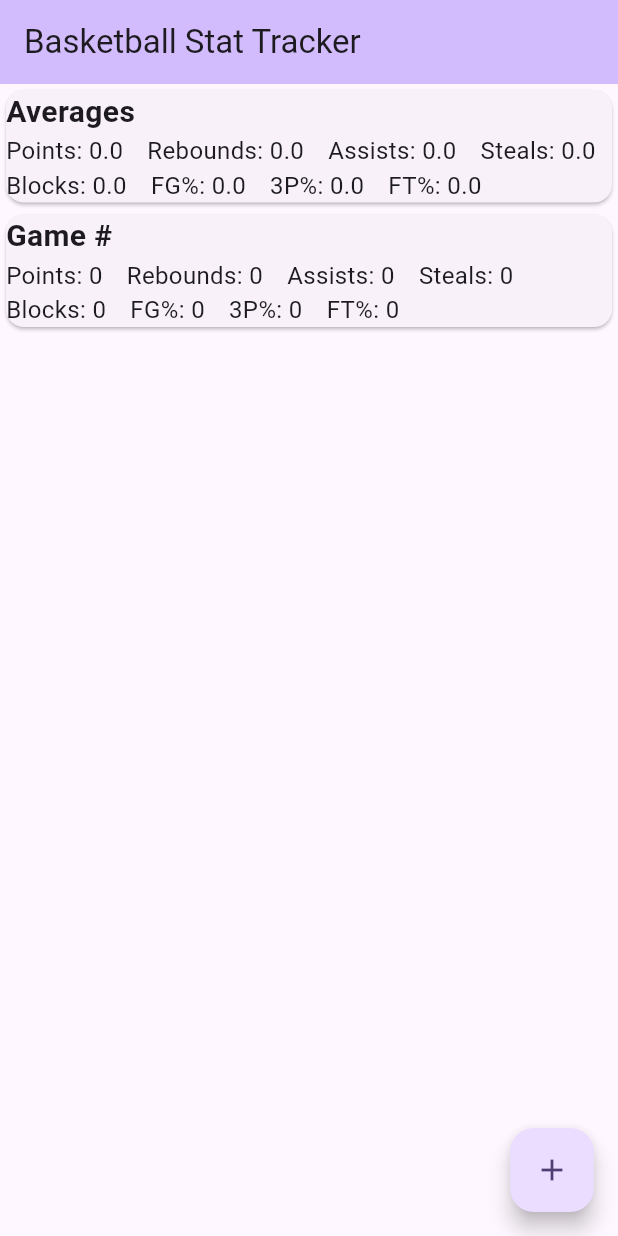
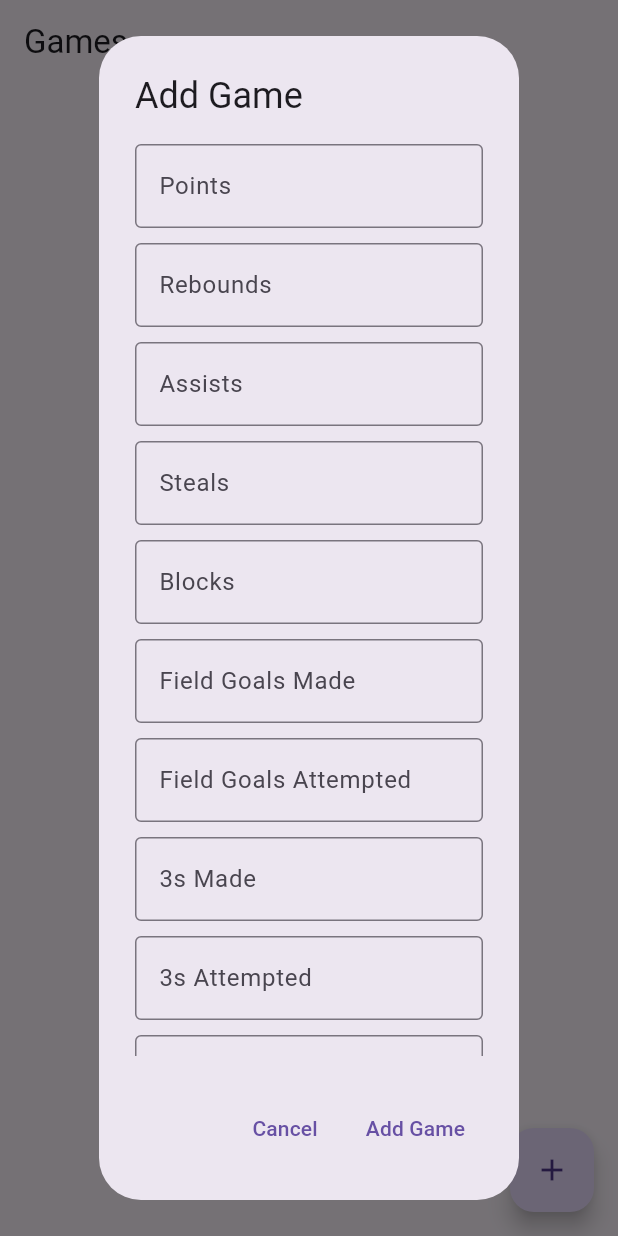
Before and after one commit to JeffreyKayfes/flutter_final_project, a Flutter app: the screen it shows after launch, after a tap on the "add" icon, on a phone screen of 412 x 824 dp. Run offline on Flutter 3.47's test engine with Material 3 defaults, Android fonts, the phone set to English and light mode, and no system bars; our stand-ins replace hive, hive_flutter; accounts and stored records are empty.

Commit message:
Sprint 2 Complete - Added ability to add games and save to a hive database

```diff
--- /dev/null
+++ b/lib/add_game_dialog.dart
@@ -0,0 +1,231 @@
+import 'package:flutter/material.dart';
+
+import 'game.dart';
+
+class AddGameDialog extends StatefulWidget {
+  const AddGameDialog({
+    Key? key,
+    this.game,
+  }) : super(key: key);
+
+  final Game? game;
+
+  @override
+  State<AddGameDialog> createState() => _AddGameDialogState();
+}
+
+class _AddGameDialogState extends State<AddGameDialog> {
+  late final TextEditingController _pointsController;
+  late final TextEditingController _reboundsController;
+  late final TextEditingController _assistsController;
+  late final TextEditingController _stealsController;
+  late final TextEditingController _blocksController;
+  late final TextEditingController _fgmController;
+  late final TextEditingController _fgaController;
+  late final TextEditingController _threesMadeController;
+  late final TextEditingController _threesAttemptedController;
+  late final TextEditingController _ftmController;
+  late final TextEditingController _ftaController;
+
+  @override
+  void initState() {
+    super.initState();
+    _pointsController = TextEditingController();
+    _reboundsController = TextEditingController();
+    _assistsController = TextEditingController();
+    _stealsController = TextEditingController();
+    _blocksController = TextEditingController();
+    _fgmController = TextEditingController();
+    _fgaController = TextEditingController();
+    _threesMadeController = TextEditingController();
+    _threesAttemptedController = TextEditingController();
+    _ftmController = TextEditingController();
+    _ftaController = TextEditingController();
+
+    if (widget.game != null) {
+      _pointsController.text = widget.game!.points.toString();
+      _reboundsController.text = widget.game!.rebounds.toString();
+      _assistsController.text = widget.game!.assists.toString();
+      _stealsController.text = widget.game!.steals.toString();
+      _blocksController.text = widget.game!.blocks.toString();
+      _fgmController.text = widget.game!.fgm.toString();
+      _fgaController.text = widget.game!.fga.toString();
+      _threesMadeController.text = widget.game!.threesMade.toString();
+      _threesAttemptedController.text = widget.game!.threesAttempted.toString();
+      _ftmController.text = widget.game!.ftm.toString();
+      _ftaController.text = widget.game!.fta.toString();
+    }
+  }
+
+  @override
+  void dispose() {
+    super.dispose();
+    _pointsController.dispose();
+    _reboundsController.dispose();
+    _assistsController.dispose();
+    _stealsController.dispose();
+    _blocksController.dispose();
+    _fgmController.dispose();
+    _fgaController.dispose();
+    _threesMadeController.dispose();
+    _threesAttemptedController.dispose();
+    _ftmController.dispose();
+    _ftaController.dispose();
+  }
+
+  @override
+  Widget build(BuildContext context) {
+    return AlertDialog(
+      title: const Text('Add Game'),
+      content: SingleChildScrollView(
+        child: Column(
+          mainAxisSize: MainAxisSize.min,
+          mainAxisAlignment: MainAxisAlignment.center,
+          crossAxisAlignment: CrossAxisAlignment.center,
+          children: [
+            TextField(
+              controller: _pointsController,
+              decoration: const InputDecoration(
+                border: OutlineInputBorder(),
+                labelText: 'Points',
+              ),
+              textInputAction: TextInputAction.next,
+            ),
+            const SizedBox(height: 10),
+            TextField(
+              controller: _reboundsController,
+              decoration: const InputDecoration(
+                border: OutlineInputBorder(),
+                labelText: 'Rebounds',
+              ),
+              textInputAction: TextInputAction.next,
+            ),
+            const SizedBox(height: 10),
+            TextField(
+              controller: _assistsController,
+              decoration: const InputDecoration(
+                border: OutlineInputBorder(),
+                labelText: 'Assists',
+              ),
+              textInputAction: TextInputAction.next,
+            ),
+            const SizedBox(height: 10),
+            TextField(
+              controller: _stealsController,
+              decoration: const InputDecoration(
+                border: OutlineInputBorder(),
+                labelText: 'Steals',
+              ),
+              textInputAction: TextInputAction.next,
+            ),
+            const SizedBox(height: 10),
+            TextField(
+              controller: _blocksController,
+              decoration: const InputDecoration(
+                border: OutlineInputBorder(),
+                labelText: 'Blocks',
+              ),
+              textInputAction: TextInputAction.next,
+            ),
+            const SizedBox(height: 10),
+            TextField(
+              controller: _fgmController,
+              decoration: const InputDecoration(
+                border: OutlineInputBorder(),
+                labelText: 'Field Goals Made',
+              ),
+              textInputAction: TextInputAction.next,
+            ),
+            const SizedBox(height: 10),
+            TextField(
+              controller: _fgaController,
+              decoration: const InputDecoration(
+                border: OutlineInputBorder(),
+                labelText: 'Field Goals Attempted',
+              ),
+              textInputAction: TextInputAction.next,
+            ),
+            const SizedBox(height: 10),
+            TextField(
+              controller: _threesMadeController,
+              decoration: const InputDecoration(
+                border: OutlineInputBorder(),
+                labelText: '3s Made',
+              ),
+              textInputAction: TextInputAction.next,
+            ),
+            const SizedBox(height: 10),
+            TextField(
+              controller: _threesAttemptedController,
+              decoration: const InputDecoration(
+                border: OutlineInputBorder(),
+                labelText: '3s Attempted',
+              ),
+              textInputAction: TextInputAction.next,
+            ),
+            const SizedBox(height: 10),
+            TextField(
+              controller: _ftmController,
+              decoration: const InputDecoration(
+                border: OutlineInputBorder(),
+                labelText: 'Free Throws Made',
+              ),
+              textInputAction: TextInputAction.next,
+            ),
+            const SizedBox(height: 10),
+            TextField(
+              controller: _ftaController,
+              decoration: const InputDecoration(
+                border: OutlineInputBorder(),
+                labelText: 'Free Throws Attempted',
+              ),
+              textInputAction: TextInputAction.next,
+            ),
+          ],
+        ),
+      ),
+      actions: [
+        TextButton(
+          onPressed: () => Navigator.of(context).pop(null),
+          child: const Text('Cancel'),
+        ),
+        TextButton(
+          onPressed: () {
+            Game game = Game(
+              id: DateTime.now().toString(),
+              points: int.parse(_pointsController.text),
+              rebounds: int.parse(_reboundsController.text),
+              assists: int.parse(_assistsController.text),
+              steals: int.parse(_stealsController.text),
+              blocks: int.parse(_blocksController.text),
+              fgm: int.parse(_fgmController.text),
+              fga: int.parse(_fgaController.text),
+              threesMade: int.parse(_threesMadeController.text),
+              threesAttempted: int.parse(_threesAttemptedController.text),
+              ftm: int.parse(_ftmController.text),
+              fta: int.parse(_ftaController.text),
+            );
+            if (widget.game != null) {
+              game = Game(
+                id: widget.game!.id,
+                points: int.parse(_pointsController.text),
+                rebounds: int.parse(_reboundsController.text),
+                assists: int.parse(_assistsController.text),
+                steals: int.parse(_stealsController.text),
+                blocks: int.parse(_blocksController.text),
+                fgm: int.parse(_fgmController.text),
+                fga: int.parse(_fgaController.text),
+                threesMade: int.parse(_threesMadeController.text),
+                threesAttempted: int.parse(_threesAttemptedController.text),
+                ftm: int.parse(_ftmController.text),
+                fta: int.parse(_ftaController.text),
+              );
+            }
+            Navigator.of(context).pop(game);
+          },
+          child: const Text('Add Game'),
+        )
+      ],
+    );
+  }
+}
--- a/lib/game.dart
+++ b/lib/game.dart
@@ -1,6 +1,6 @@
 import 'package:hive/hive.dart';
 
-part 'task.g.dart';
+part 'game.g.dart';
 
 @HiveType(typeId: 0)
 class Game {
--- /dev/null
+++ b/lib/game_list_tile.dart
@@ -0,0 +1,88 @@
+import 'package:flutter/material.dart';
+
+import 'game.dart';
+
+class GameListTile extends StatelessWidget {
+  const GameListTile({
+    Key? key,
+    required this.game,
+    required this.index
+  }) : super(key: key);
+
+  final Game game;
+  final int index;
+
+  @override
+  Widget build(BuildContext context) {
+    return Container(
+      width: double.infinity,
+      child: Card(
+        child: Padding(
+          padding: const EdgeInsets.all(16.0),
+          child: Column(
+            crossAxisAlignment: CrossAxisAlignment.start,
+            children: [
+              Text(
+                'Game #${index + 1}', // Display the index (add 1 to start from 1)
+                style: TextStyle(
+                  fontSize: 20,
+                  fontWeight: FontWeight.bold,
+                ),
+              ),
+              SizedBox(height: 8),
+              Row(
+                children: [
+                  buildStatText('Points', game.points),
+                  buildStatText('Rebounds', game.rebounds),
+                  buildStatText('Assists', game.assists),
+                  buildStatText('Steals', game.steals),
+                ],
+              ),
+              SizedBox(height: 8),
+              Row(
+                children: [
+                  buildStatText('Blocks', game.blocks),
+                  buildStatText('FG%', calculateFieldGoalPercentage(game.fgm, game.fga)),
+                  buildStatText('3P%', calculateThreePointPercentage(game.threesMade, game.threesAttempted)),
+                  buildStatText('FT%', calculateFreeThrowPercentage(game.ftm, game.fta)),
+                ],
+              ),
+            ],
+          ),
+        ),
+      ),
+    );
+  }
+
+  // Helper method to build individual stat text widgets
+  Widget buildStatText(String label, num value) {
+    return Expanded(
+      child: Text(
+        '$label: ${value.toStringAsFixed(value is int ? 0 : 1)}',
+        style: TextStyle(fontSize: 16),
+      ),
+    );
+  }
+
+  // Helper methods for calculating shooting percentages
+  double calculateFieldGoalPercentage(int made, int attempted) {
+    if (attempted == 0) {
+      return 0.0; // To avoid division by zero
+    }
+    return (made / attempted * 100).toDouble();
+  }
+
+  double calculateThreePointPercentage(int made, int attempted) {
+    if (attempted == 0) {
+      return 0.0; // To avoid division by zero
+    }
+    return (made / attempted * 100).toDouble();
+  }
+
+  double calculateFreeThrowPercentage(int made, int attempted) {
+    if (attempted == 0) {
+      return 0.0; // To avoid division by zero
+    }
+    return (made / attempted * 100).toDouble();
+  }
+}
--- /dev/null
+++ b/lib/games_screen.dart
@@ -0,0 +1,54 @@
+import 'package:flutter/material.dart';
+import 'package:hive/hive.dart';
+import 'package:hive_flutter/adapters.dart';
+
+import 'game.dart';
+import 'utils.dart';
+import 'game_list_tile.dart';
+
+class GamesScreen extends StatefulWidget {
+  const GamesScreen({Key? key}) : super(key: key);
+
+  @override
+  State<GamesScreen> createState() => _GamesScreenState();
+}
+
+class _GamesScreenState extends State<GamesScreen> {
+  @override
+  Widget build(BuildContext context) {
+    return Scaffold(
+      appBar: AppBar(
+        title: const Text('Games'),
+      ),
+      body: ValueListenableBuilder(
+          valueListenable: Hive.box<Game>('games').listenable(),
+          builder: (context, box, child) {
+            // Get list of all games
+            final games = box.values;
+            return ListView.builder(
+              itemCount: games.length,
+              itemBuilder: (context, index) {
+                // get current game
+                final game = games.elementAt(index);
+                return GameListTile(
+                  game: game,
+                  index: index,
+                );
+              },
+            );
+          }
+      ),
+      floatingActionButton: FloatingActionButton(
+        onPressed: () async {
+          final game = await openAddGameDialog(context: context);
+          if (game != null) {
+            // Add task to "tasks" box
+            Hive.box<Game>('games').put(game.id, game);
+          }
+          setState(() {});
+        },
+        child: const Icon(Icons.add),
+      ),
+    );
+  }
+}
--- a/lib/main.dart
+++ b/lib/main.dart
@@ -1,203 +1,26 @@
 import 'package:flutter/material.dart';
+import 'package:hive/hive.dart';
+import 'package:hive_flutter/adapters.dart';
 
-void main() {
-  runApp(const MyApp());
+import 'games_screen.dart';
+import 'game.dart';
+
+Future<void> main() async {
+  WidgetsFlutterBinding.ensureInitialized();
+  Hive.registerAdapter<Game>(GameAdapter());
+  await Hive.initFlutter();
+  await Hive.openBox<Game>('games');
+  runApp(const MainApp());
 }
 
-class MyApp extends StatelessWidget {
-  const MyApp({super.key});
+class MainApp extends StatelessWidget {
+  const MainApp({super.key});
 
-  // This widget is the root of your application.
   @override
   Widget build(BuildContext context) {
-    return MaterialApp(
-      title: 'Flutter Demo',
-      theme: ThemeData(
-        colorScheme: ColorScheme.fromSeed(seedColor: Colors.deepPurple),
-        useMaterial3: true,
-      ),
-      home: const MyHomePage(title: 'Basketball Stat Tracker'),
+    return const MaterialApp(
+      debugShowCheckedModeBanner: false,
+      home: GamesScreen(),
     );
   }
 }
-
-class MyHomePage extends StatefulWidget {
-  const MyHomePage({super.key, required this.title});
-
-  final String title;
-
-  @override
-  State<MyHomePage> createState() => _MyHomePageState();
-}
-
-class _MyHomePageState extends State<MyHomePage> {
-  int _counter = 0;
-
-  void _incrementCounter() {
-    setState(() {
-      _counter++;
-    });
-  }
-
-  @override
-  Widget build(BuildContext context) {
-    return Scaffold(
-      appBar: AppBar(
-        backgroundColor: Theme.of(context).colorScheme.inversePrimary,
-        title: Text(widget.title),
-      ),
-      body: Column(
-        mainAxisAlignment: MainAxisAlignment.start,
-        children: [
-          AverageCard(),
-          GameCard(),
-        ],
-      ),
-      floatingActionButton: FloatingActionButton(
-        onPressed: _incrementCounter,
-        tooltip: 'Increment',
-        child: const Icon(Icons.add),
-      ),
-    );
-  }
-}
-
-class GameCard extends StatelessWidget {
-  @override
-  Widget build(BuildContext context) {
-    return Container(
-      width: double.infinity, // Make the container take up the full width
-      child: Card(
-        child: Column(
-          mainAxisSize: MainAxisSize.min,
-          crossAxisAlignment: CrossAxisAlignment.start,
-          children: [
-            Text(
-              'Game #',
-              style: TextStyle(
-                fontSize: 20,
-                fontWeight: FontWeight.bold,
-              ),
-            ),
-            Row(
-              children: [
-                Text(
-                  'Points: 0',
-                  style: TextStyle(fontSize: 16),
-                ),
-                SizedBox(width: 16),
-                Text(
-                  'Rebounds: 0',
-                  style: TextStyle(fontSize: 16),
-                ),
-                SizedBox(width: 16),
-                Text(
-                  'Assists: 0',
-                  style: TextStyle(fontSize: 16),
-                ),
-                SizedBox(width: 16),
-                Text(
-                  'Steals: 0',
-                  style: TextStyle(fontSize: 16),
-                ),
-              ],
-            ),
-            Row(
-              children: [
-                Text(
-                  'Blocks: 0',
-                  style: TextStyle(fontSize: 16),
-                ),
-                SizedBox(width: 16),
-                Text(
-                  'FG%: 0',
-                  style: TextStyle(fontSize: 16),
-                ),
-                SizedBox(width: 16),
-                Text(
-                  '3P%: 0',
-                  style: TextStyle(fontSize: 16),
-                ),
-                SizedBox(width: 16),
-                Text(
-                  'FT%: 0',
-                  style: TextStyle(fontSize: 16),
-                ),
-              ],
-            ),
-          ],
-        ),
-      ),
-    );
-  }
-}
-
-class AverageCard extends StatelessWidget {
-  @override
-  Widget build(BuildContext context) {
-    return Container(
-      width: double.infinity, // Make the container take up the full width
-      child: Card(
-        child: Column(
-          mainAxisSize: MainAxisSize.min,
-          crossAxisAlignment: CrossAxisAlignment.start,
-          children: [
-            Text(
-              'Averages',
-              style: TextStyle(
-                fontSize: 20,
-                fontWeight: FontWeight.bold,
-              ),
-            ),
-            Row(
-              children: [
-                Text(
-                  'Points: 0.0',
-                  style: TextStyle(fontSize: 16),
-                ),
-                SizedBox(width: 16),
-                Text(
-                  'Rebounds: 0.0',
-                  style: TextStyle(fontSize: 16),
-                ),
-                SizedBox(width: 16),
-                Text(
-                  'Assists: 0.0',
-                  style: TextStyle(fontSize: 16),
-                ),
-                SizedBox(width: 16),
-                Text(
-                  'Steals: 0.0',
-                  style: TextStyle(fontSize: 16),
-                ),
-              ],
-            ),
-            Row(
-              children: [
-                Text(
-                  'Blocks: 0.0',
-                  style: TextStyle(fontSize: 16),
-                ),
-                SizedBox(width: 16),
-                Text(
-                  'FG%: 0.0',
-                  style: TextStyle(fontSize: 16),
-                ),
-                SizedBox(width: 16),
-                Text(
-                  '3P%: 0.0',
-                  style: TextStyle(fontSize: 16),
-                ),
-                SizedBox(width: 16),
-                Text(
-                  'FT%: 0.0',
-                  style: TextStyle(fontSize: 16),
-                ),
-              ],
-            ),
-          ],
-        ),
-      ),
-    );
-  }
-}
--- /dev/null
+++ b/lib/utils.dart
@@ -0,0 +1,19 @@
+import 'package:flutter/material.dart';
+
+import 'game.dart';
+import 'add_game_dialog.dart';
+
+Future<Game?> openAddGameDialog({
+  required BuildContext context,
+  Game? game,
+}) {
+  return showDialog<Game?>(
+    barrierDismissible: false,
+    context: context,
+    builder: (context) {
+      return AddGameDialog(
+        game: game,
+      );
+    },
+  );
+}
```
Also changed, not shown: lib/game.g.dart (added).
